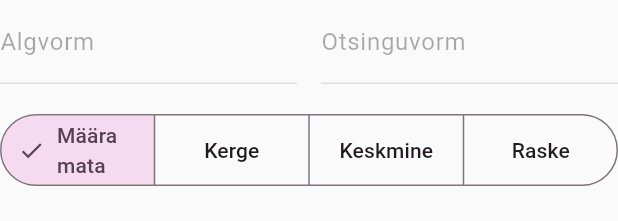
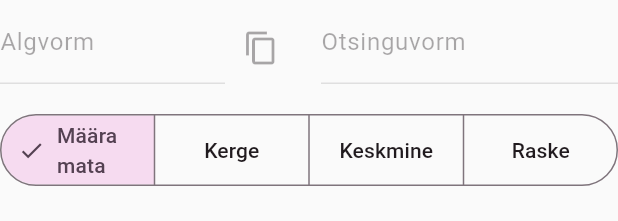
Before and after one commit to magnusarge/estinol-editor-2, a Flutter app: the WordEditor widget shown alone on an empty page, opened directly, on a phone screen of 412 x 824 dp. Shown: the top 221 px of the screen. Run offline on Flutter 3.47's test engine with Material 3 defaults, Android fonts, the phone set to English and light mode, and no system bars; our stand-ins replace cloud_firestore, connectivity_plus, firebase_auth, firebase_core, flutter_markdown, shared_preferences; accounts and stored records are empty; generated files the repository leaves out were written again.

Commit message:
Algvormi kopeerimise nupp

```diff
--- a/lib/widgets/word_editor.dart
+++ b/lib/widgets/word_editor.dart
@@ -248,6 +248,10 @@ class _WordEditorState extends State<WordEditor> {
         Row(
           children: [
             Expanded(
+              child: Row(
+                crossAxisAlignment: CrossAxisAlignment.end,
+                children: [
+                  Expanded(
                     child: TextField(
                       controller: _algvormController,
                       enabled: isNew,
@@ -257,6 +261,22 @@ class _WordEditorState extends State<WordEditor> {
                           _otsingVController.text = StringUtils.normalize(val);
                         }
                       },
+                    ),
+                  ),
+                  if (!isNew)
+                    IconButton(
+                      icon: const Icon(Icons.copy),
+                      tooltip: 'Kopeeri algvorm',
+                      onPressed: _algvormController.text.isEmpty
+                          ? null
+                          : () {
+                              Clipboard.setData(ClipboardData(text: _algvormController.text));
+                              ScaffoldMessenger.of(context).showSnackBar(
+                                const SnackBar(content: Text('Algvorm kopeeritud')),
+                              );
+                            },
+                    ),
+                ],
               ),
             ),
             const SizedBox(width: 16),
```
Lines whose indentation alone changed are shown as unchanged.
